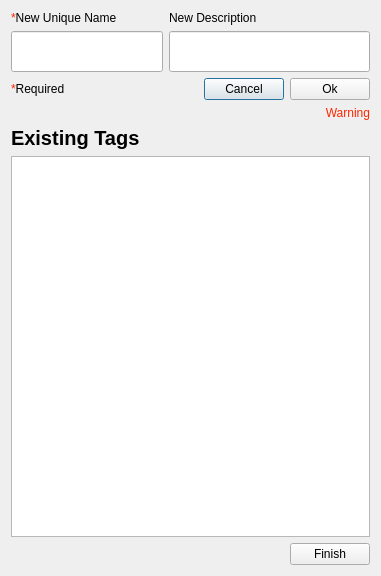
Qt form ui/AddTags.ui (kathrynmetcalf/GeoCORK) before a commit.
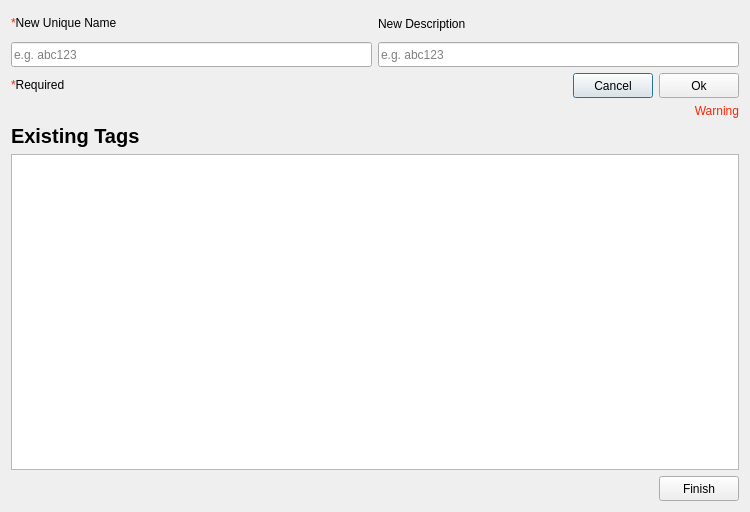
The same form after that commit.

Commit message: Unified various combobox/pushbutton/linedit sizes, added placeholder texts for all search bars, added placeholder texts for other lineedit bars. Removed old unused files.

```diff
--- a/ui/AddTags.ui
+++ b/ui/AddTags.ui
@@ -6,8 +6,8 @@
    <rect>
     <x>0</x>
     <y>0</y>
-    <width>381</width>
-    <height>576</height>
+    <width>750</width>
+    <height>512</height>
    </rect>
   </property>
   <property name="windowTitle">
@@ -20,6 +20,18 @@
       <layout class="QVBoxLayout" name="verticalLayout">
        <item>
         <widget class="QLabel" name="newName_label">
+         <property name="minimumSize">
+          <size>
+           <width>0</width>
+           <height>25</height>
+          </size>
+         </property>
+         <property name="maximumSize">
+          <size>
+           <width>16777215</width>
+           <height>25</height>
+          </size>
+         </property>
          <property name="text">
           <string>&lt;html&gt;&lt;head/&gt;&lt;body&gt;&lt;p&gt;&lt;span style=&quot; color:#ff2600;&quot;&gt;*&lt;/span&gt;New Unique Name&lt;/p&gt;&lt;/body&gt;&lt;/html&gt;</string>
          </property>
@@ -36,9 +48,12 @@
          <property name="minimumSize">
           <size>
            <width>125</width>
-           <height>41</height>
+           <height>25</height>
           </size>
          </property>
+         <property name="placeholderText">
+          <string>e.g. abc123</string>
+         </property>
         </widget>
        </item>
       </layout>
@@ -47,6 +62,18 @@
       <layout class="QVBoxLayout" name="verticalLayout_2">
        <item>
         <widget class="QLabel" name="newDescription_label">
+         <property name="minimumSize">
+          <size>
+           <width>0</width>
+           <height>25</height>
+          </size>
+         </property>
+         <property name="maximumSize">
+          <size>
+           <width>16777215</width>
+           <height>25</height>
+          </size>
+         </property>
          <property name="text">
           <string>New Description</string>
          </property>
@@ -57,9 +84,12 @@
          <property name="minimumSize">
           <size>
            <width>201</width>
-           <height>41</height>
+           <height>25</height>
           </size>
          </property>
+         <property name="placeholderText">
+          <string>e.g. abc123</string>
+         </property>
         </widget>
        </item>
       </layout>
@@ -70,6 +100,18 @@
     <layout class="QHBoxLayout" name="horizontalLayout_2">
      <item>
       <widget class="QLabel" name="label">
+       <property name="minimumSize">
+        <size>
+         <width>0</width>
+         <height>25</height>
+        </size>
+       </property>
+       <property name="maximumSize">
+        <size>
+         <width>16777215</width>
+         <height>25</height>
+        </size>
+       </property>
        <property name="text">
         <string>&lt;html&gt;&lt;head/&gt;&lt;body&gt;&lt;p&gt;&lt;span style=&quot; color:#ff2600;&quot;&gt;*&lt;/span&gt;Required&lt;/p&gt;&lt;/body&gt;&lt;/html&gt;</string>
        </property>
@@ -96,6 +138,18 @@
          <verstretch>0</verstretch>
         </sizepolicy>
        </property>
+       <property name="minimumSize">
+        <size>
+         <width>0</width>
+         <height>25</height>
+        </size>
+       </property>
+       <property name="maximumSize">
+        <size>
+         <width>16777215</width>
+         <height>25</height>
+        </size>
+       </property>
        <property name="focusPolicy">
         <enum>Qt::StrongFocus</enum>
        </property>
@@ -112,6 +166,18 @@
          <verstretch>0</verstretch>
         </sizepolicy>
        </property>
+       <property name="minimumSize">
+        <size>
+         <width>0</width>
+         <height>25</height>
+        </size>
+       </property>
+       <property name="maximumSize">
+        <size>
+         <width>16777215</width>
+         <height>25</height>
+        </size>
+       </property>
        <property name="focusPolicy">
         <enum>Qt::StrongFocus</enum>
        </property>
@@ -134,6 +200,7 @@
      <property name="font">
       <font>
        <pointsize>15</pointsize>
+       <weight>75</weight>
        <bold>true</bold>
       </font>
      </property>
@@ -169,6 +236,18 @@
      </item>
      <item>
       <widget class="QPushButton" name="finish_pushButton">
+       <property name="minimumSize">
+        <size>
+         <width>0</width>
+         <height>25</height>
+        </size>
+       </property>
+       <property name="maximumSize">
+        <size>
+         <width>16777215</width>
+         <height>25</height>
+        </size>
+       </property>
        <property name="text">
         <string>Finish</string>
        </property>
```
The commit also changes 36 other files.
